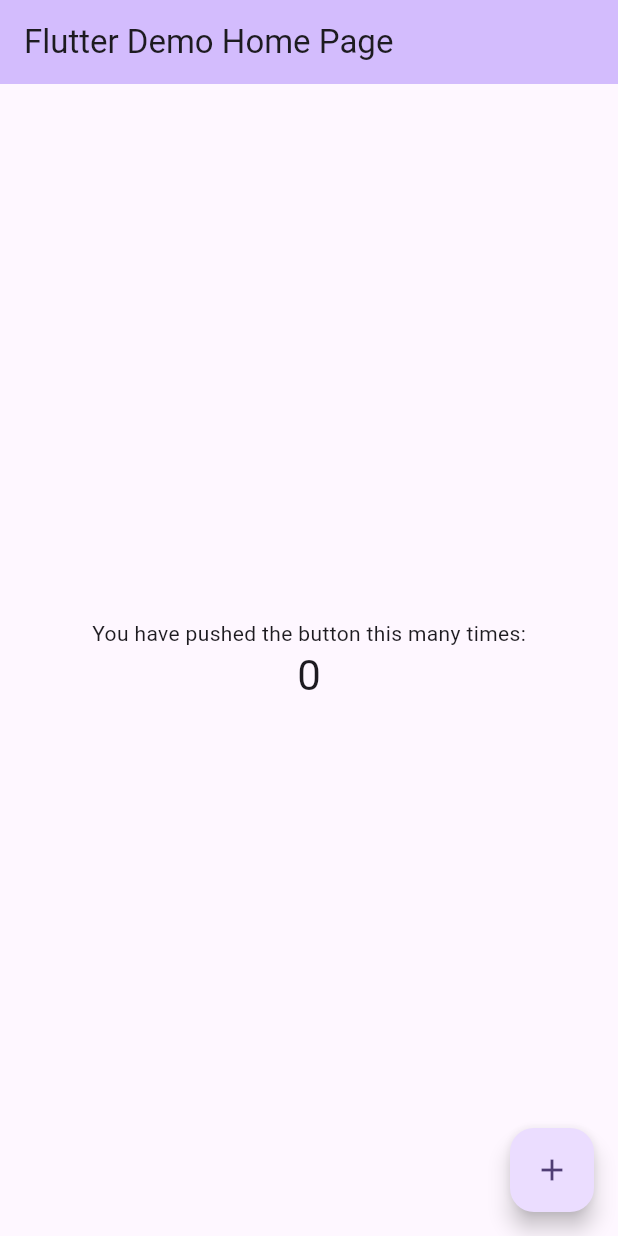
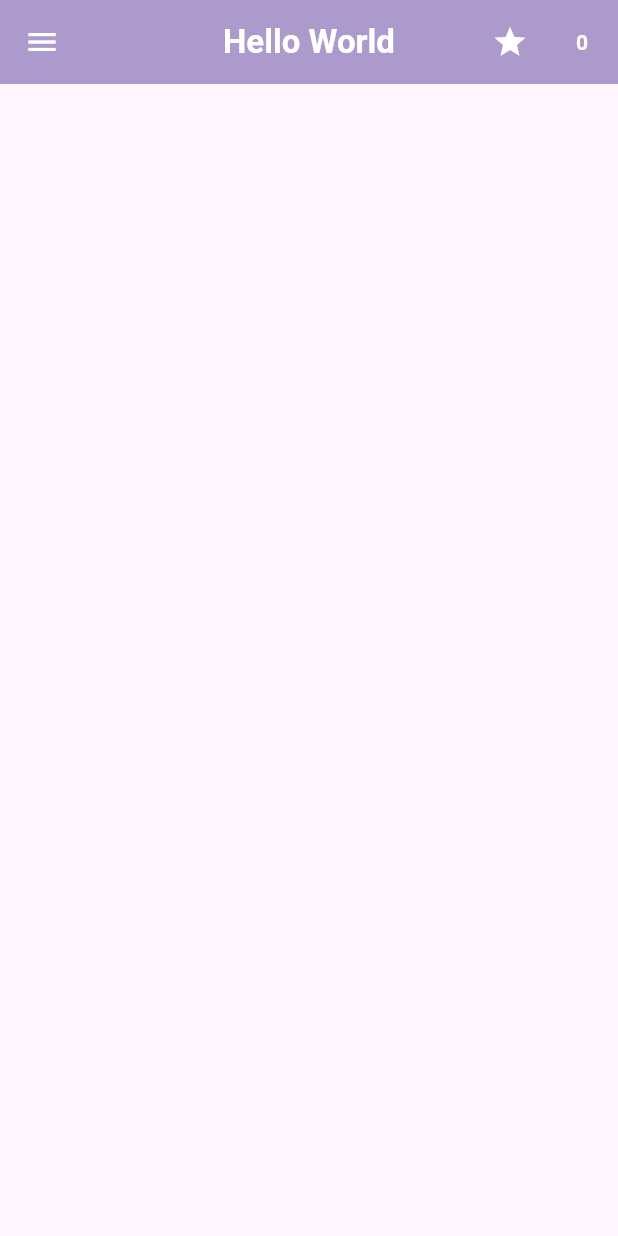
Before and after one commit to Mona-Haleem/flutter_project, a Flutter app: the screen it shows after launch, on a phone screen of 412 x 824 dp. Run offline on Flutter 3.47's test engine with Material 3 defaults, Android fonts, the phone set to English and light mode, and no system bars.

Commit message:
create and style the AppBar

```diff
--- /dev/null
+++ b/lib/Home_Page.dart
@@ -0,0 +1,47 @@
+import 'package:flutter/material.dart';
+
+class HomePage extends StatefulWidget {
+  const HomePage({super.key});
+
+  @override
+  State<HomePage> createState() => _HomeState();
+}
+
+class _HomeState extends State<HomePage> {
+  int counter = 0;
+  void increseCounter() {
+    setState(() {
+      counter++;
+    });
+  }
+
+  @override
+  Widget build(BuildContext context) {
+    return Scaffold(
+      appBar: AppBar(
+        leading: Icon(Icons.menu),
+        title: Text(
+          "Hello World",
+          style: TextStyle(fontWeight: FontWeight.bold),
+        ),
+        centerTitle: true,
+        backgroundColor: Color(0xffab9acb),
+        foregroundColor: Colors.white,
+
+        actions: [
+          IconButton(onPressed: () {}, icon: Icon(Icons.star)),
+          IconButton(
+            onPressed: increseCounter,
+            icon: Text(
+              '$counter',
+              style: TextStyle(
+                fontWeight: FontWeight.bold,
+                color: Colors.white,
+              ),
+            ),
+          ),
+        ],
+      ),
+    );
+  }
+}
--- a/lib/main.dart
+++ b/lib/main.dart
@@ -1,4 +1,5 @@
 import 'package:flutter/material.dart';
+import 'package:flutter_project/Home_Page.dart';
 
 void main() {
   runApp(const MyApp());
@@ -30,7 +31,7 @@ class MyApp extends StatelessWidget {
         // tested with just a hot reload.
         colorScheme: ColorScheme.fromSeed(seedColor: Colors.deepPurple),
       ),
-      home: const MyHomePage(title: 'Flutter Demo Home Page'),
+      home: HomePage(),
     );
   }
 }
```
